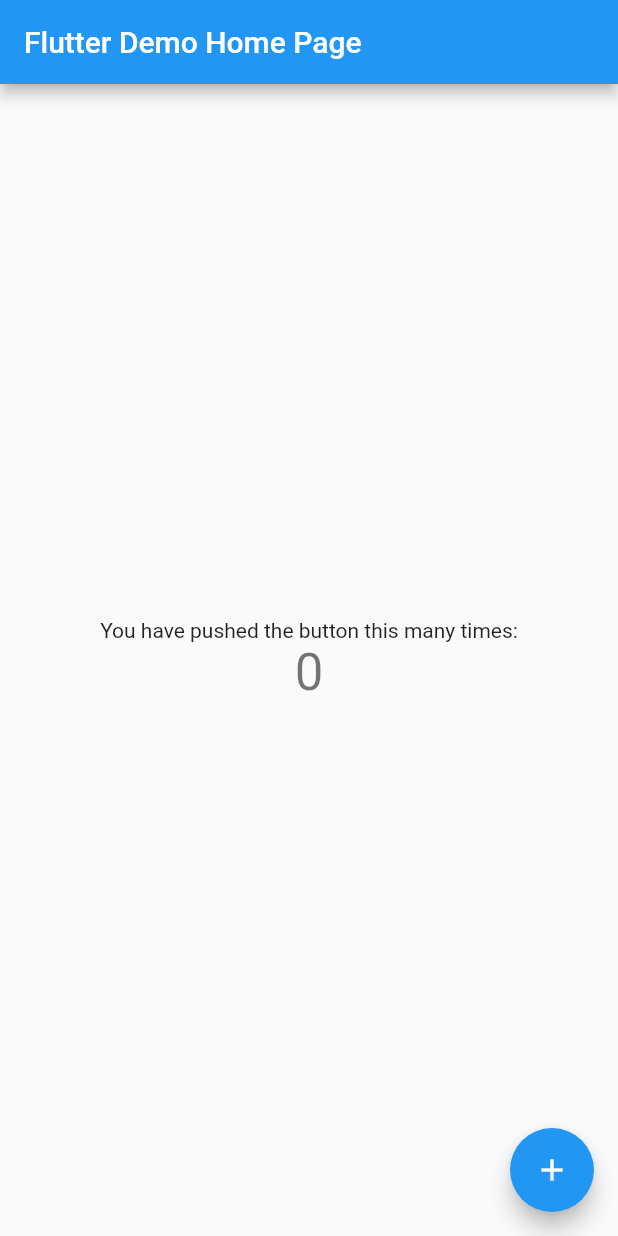
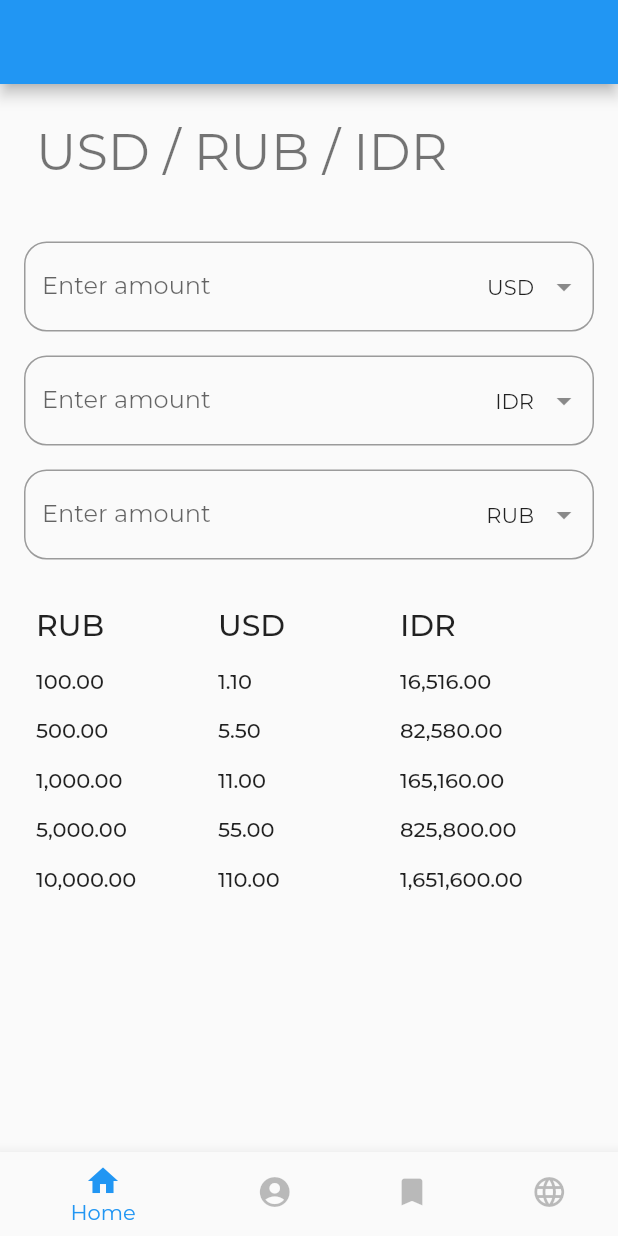
Before and after one commit to L4ENT/cash_tab, a Flutter app: the screen it shows after launch, on a phone screen of 412 x 824 dp. Run offline on Flutter 3.47's test engine with Material 2 defaults, Android fonts, the light colour scheme and no system bars; our stand-ins replace flutter_riverpod, go_router, google_fonts.

Commit message:
Home screen

```diff
--- /dev/null
+++ b/lib/components/home_currency_input.dart
@@ -0,0 +1,39 @@
+import 'package:flutter/material.dart';
+
+class HomeCurrencyInputWidget extends StatelessWidget {
+  const HomeCurrencyInputWidget({super.key, required this.currency});
+
+  final String currency;
+
+  @override
+  Widget build(BuildContext context) {
+    return TextField(
+      decoration: InputDecoration(
+        border: const OutlineInputBorder(
+          borderRadius: BorderRadius.all(
+            Radius.circular(15),
+          ),
+        ),
+        hintText: 'Enter amount',
+        suffixIcon: GestureDetector(
+          onTap: () => {},
+          child: Padding(
+            padding: const EdgeInsets.all(8),
+            child: Row(
+              mainAxisAlignment: MainAxisAlignment.end,
+              mainAxisSize: MainAxisSize.min,
+              children: [
+                Text(currency),
+                const SizedBox(width: 8),
+                const Icon(Icons.arrow_drop_down),
+              ],
+            ),
+          ),
+        ),
+      ),
+      keyboardType: const TextInputType.numberWithOptions(
+        decimal: true,
+      ),
+    );
+  }
+}
--- a/lib/main.dart
+++ b/lib/main.dart
@@ -1,8 +1,39 @@
+import 'package:cash_tab/views/home_view.dart';
+import 'package:google_fonts/google_fonts.dart';
 import 'package:flutter/material.dart';
+import 'package:flutter_riverpod/flutter_riverpod.dart';
+import 'package:go_router/go_router.dart';
+import 'package:uuid/uuid.dart';
 
-void main() {
-  runApp(const MyApp());
+var uuidLib = const Uuid();
+
+final GoRouter _router = GoRouter(
+  routes: <RouteBase>[
+    GoRoute(
+      path: '/',
+      builder: (BuildContext context, GoRouterState state) {
+        return const HomeView(
+          title: 'Dashboard',
+        );
+      },
+    ),
+  ],
+);
+
+void main() async {
+  // final isar = await isarOpen();
+  // await mainSeed(isar);
+  // await cleanSeed(isar);
+  runApp(const ProviderScope(child: MyApp()));
 }
+
+final ThemeData customTheme = ThemeData(
+  textTheme: GoogleFonts.montserratTextTheme(),
+  bottomNavigationBarTheme: const BottomNavigationBarThemeData(
+    selectedItemColor: Colors.blue,
+    unselectedItemColor: Colors.black26, // Set the desired color
+  ),
+);
 
 class MyApp extends StatelessWidget {
   const MyApp({super.key});
@@ -10,106 +41,10 @@
   // This widget is the root of your application.
   @override
   Widget build(BuildContext context) {
-    return MaterialApp(
-      title: 'Flutter Demo',
-      theme: ThemeData(
-        // This is the theme of your application.
-        //
-        // Try running your application with "flutter run". You'll see the
-        // application has a blue toolbar. Then, without quitting the app, try
-        // changing the primarySwatch below to Colors.green and then invoke
-        // "hot reload" (press "r" in the console where you ran "flutter run",
-        // or simply save your changes to "hot reload" in a Flutter IDE).
-        // Notice that the counter didn't reset back to zero; the application
-        // is not restarted.
-        primarySwatch: Colors.blue,
-      ),
-      home: const MyHomePage(title: 'Flutter Demo Home Page'),
+    return MaterialApp.router(
+      title: 'Cash Tab',
+      routerConfig: _router,
+      theme: customTheme,
     );
   }
 }
-
-class MyHomePage extends StatefulWidget {
-  const MyHomePage({super.key, required this.title});
-
-  // This widget is the home page of your application. It is stateful, meaning
-  // that it has a State object (defined below) that contains fields that affect
-  // how it looks.
-
-  // This class is the configuration for the state. It holds the values (in this
-  // case the title) provided by the parent (in this case the App widget) and
-  // used by the build method of the State. Fields in a Widget subclass are
-  // always marked "final".
-
-  final String title;
-
-  @override
-  State<MyHomePage> createState() => _MyHomePageState();
-}
-
-class _MyHomePageState extends State<MyHomePage> {
-  int _counter = 0;
-
-  void _incrementCounter() {
-    setState(() {
-      // This call to setState tells the Flutter framework that something has
-      // changed in this State, which causes it to rerun the build method below
-      // so that the display can reflect the updated values. If we changed
-      // _counter without calling setState(), then the build method would not be
-      // called again, and so nothing would appear to happen.
-      _counter++;
-    });
-  }
-
-  @override
-  Widget build(BuildContext context) {
-    // This method is rerun every time setState is called, for instance as done
-    // by the _incrementCounter method above.
-    //
-    // The Flutter framework has been optimized to make rerunning build methods
-    // fast, so that you can just rebuild anything that needs updating rather
-    // than having to individually change instances of widgets.
-    return Scaffold(
-      appBar: AppBar(
-        // Here we take the value from the MyHomePage object that was created by
-        // the App.build method, and use it to set our appbar title.
-        title: Text(widget.title),
-      ),
-      body: Center(
-        // Center is a layout widget. It takes a single child and positions it
-        // in the middle of the parent.
-        child: Column(
-          // Column is also a layout widget. It takes a list of children and
-          // arranges them vertically. By default, it sizes itself to fit its
-          // children horizontally, and tries to be as tall as its parent.
-          //
-          // Invoke "debug painting" (press "p" in the console, choose the
-          // "Toggle Debug Paint" action from the Flutter Inspector in Android
-          // Studio, or the "Toggle Debug Paint" command in Visual Studio Code)
-          // to see the wireframe for each widget.
-          //
-          // Column has various properties to control how it sizes itself and
-          // how it positions its children. Here we use mainAxisAlignment to
-          // center the children vertically; the main axis here is the vertical
-          // axis because Columns are vertical (the cross axis would be
-          // horizontal).
-          mainAxisAlignment: MainAxisAlignment.center,
-          children: <Widget>[
-            const Text(
-              'You have pushed the button this many times:',
-            ),
-            Text(
-              '$_counter',
-              style: Theme.of(context).textTheme.headlineMedium,
-            ),
-          ],
-        ),
-      ),
-      floatingActionButton: FloatingActionButton(
-        onPressed: _incrementCounter,
-        tooltip: 'Increment',
-        child: const Icon(Icons.add),
-      ), // This trailing comma makes auto-formatting nicer for build methods.
-    );
-  }
-}
--- /dev/null
+++ b/lib/views/home_view.dart
@@ -0,0 +1,163 @@
+import 'package:cash_tab/components/home_currency_input.dart';
+import 'package:flutter/material.dart';
+import 'package:flutter_riverpod/flutter_riverpod.dart';
+import 'package:intl/intl.dart';
+
+class HomeView extends ConsumerStatefulWidget {
+  const HomeView({super.key, required this.title});
+
+  final String title;
+
+  @override
+  HomeViewState createState() => HomeViewState();
+}
+
+class HomeViewState extends ConsumerState<HomeView> {
+  @override
+  Widget build(BuildContext context) {
+    final formatter = NumberFormat('#,###.00');
+
+    // TODO: подтягивать реальные рейты
+    const rate1 = 0.011;
+    const rate2 = 165.16;
+
+    return Scaffold(
+      appBar: AppBar(),
+      body: SingleChildScrollView(
+        child: Column(
+          crossAxisAlignment: CrossAxisAlignment.start,
+          children: [
+            Padding(
+              padding: const EdgeInsets.symmetric(
+                horizontal: 24,
+                vertical: 24,
+              ),
+              child: Text(
+                'USD / RUB / IDR',
+                style: Theme.of(context).textTheme.headlineMedium,
+                textAlign: TextAlign.left,
+              ),
+            ),
+            // Add your scrollable content here
+            Padding(
+              padding: const EdgeInsets.symmetric(
+                horizontal: 16,
+                vertical: 16,
+              ),
+              child: Column(
+                children: const [
+                  HomeCurrencyInputWidget(
+                    currency: 'USD',
+                  ),
+                  SizedBox(
+                    height: 16,
+                  ),
+                  HomeCurrencyInputWidget(
+                    currency: 'IDR',
+                  ),
+                  SizedBox(
+                    height: 16,
+                  ),
+                  HomeCurrencyInputWidget(
+                    currency: 'RUB',
+                  ),
+                ],
+              ),
+            ),
+            Padding(
+                padding: const EdgeInsets.symmetric(
+                  horizontal: 24,
+                  vertical: 16,
+                ),
+                child: Table(
+                  children: [
+                    TableRow(
+                      children: [
+                        TableCell(
+                          verticalAlignment: TableCellVerticalAlignment.top,
+                          child: Padding(
+                            padding: const EdgeInsets.only(bottom: 16),
+                            child: Text(
+                              'RUB',
+                              style: Theme.of(context).textTheme.titleLarge,
+                            ),
+                          ),
+                        ),
+                        TableCell(
+                          verticalAlignment: TableCellVerticalAlignment.top,
+                          child: Text(
+                            'USD',
+                            style: Theme.of(context).textTheme.titleLarge,
+                          ),
+                        ),
+                        TableCell(
+                          verticalAlignment: TableCellVerticalAlignment.top,
+                          child: Text(
+                            'IDR',
+                            style: Theme.of(context).textTheme.titleLarge,
+                          ),
+                        ),
+                      ],
+                    ),
+                    // TODO: Вставить массив номиналов
+                    ...[100, 500, 1000, 5000, 10000].map(
+                      (i) => TableRow(
+                        children: [
+                          TableCell(
+                            verticalAlignment: TableCellVerticalAlignment.top,
+                            child: Padding(
+                              padding: const EdgeInsets.only(bottom: 16),
+                              child: Text(
+                                formatter.format(i).toString(),
+                                style: Theme.of(context).textTheme.bodyLarge,
+                              ),
+                            ),
+                          ),
+                          TableCell(
+                            verticalAlignment: TableCellVerticalAlignment.top,
+                            child: Text(
+                              formatter.format(i * rate1),
+                              style: Theme.of(context).textTheme.bodyLarge,
+                            ),
+                          ),
+                          TableCell(
+                            verticalAlignment: TableCellVerticalAlignment.top,
+                            child: Text(
+                              formatter.format(i * rate2),
+                              style: Theme.of(context).textTheme.bodyLarge,
+                            ),
+                          ),
+                        ],
+                      ),
+                    )
+                  ],
+                )),
+            // Add more widgets as needed
+          ],
+        ),
+      ),
+      bottomNavigationBar: BottomNavigationBar(
+        items: const <BottomNavigationBarItem>[
+          BottomNavigationBarItem(
+            icon: Icon(Icons.home),
+            label: 'Home',
+          ),
+          BottomNavigationBarItem(
+            icon: Icon(Icons.account_circle),
+            label: 'Account',
+          ),
+          BottomNavigationBarItem(
+            icon: Icon(Icons.bookmark),
+            label: 'Saved',
+          ),
+          BottomNavigationBarItem(
+            icon: Icon(Icons.language),
+            label: 'Language',
+          ),
+        ],
+        currentIndex: 0,
+        onTap: (index) => {},
+      ),
+    );
+  }
+}
--- a/pubspec.yaml
+++ b/pubspec.yaml
@@ -36,6 +36,11 @@
   # Use with the CupertinoIcons class for iOS style icons.
   cupertino_icons: ^1.0.2
   flutter_riverpod: ^2.3.6
+  go_router: ^9.0.3
+  uuid: ^3.0.7
+  isar: ^3.1.0+1
+  google_fonts: ^2.0.0
+  intl: ^0.18.1
 
 dev_dependencies:
   flutter_test:
```
Also changed, not shown: pubspec.lock, 10 other files.
